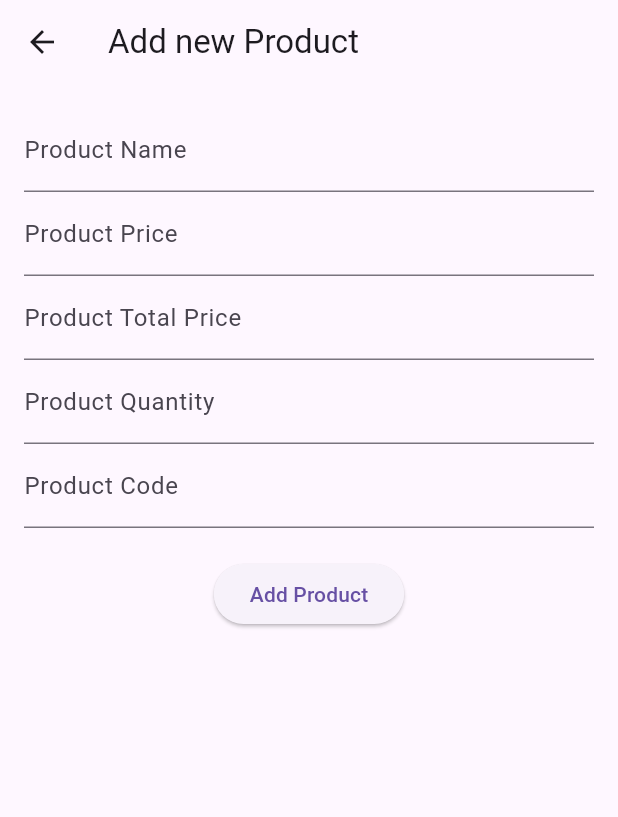
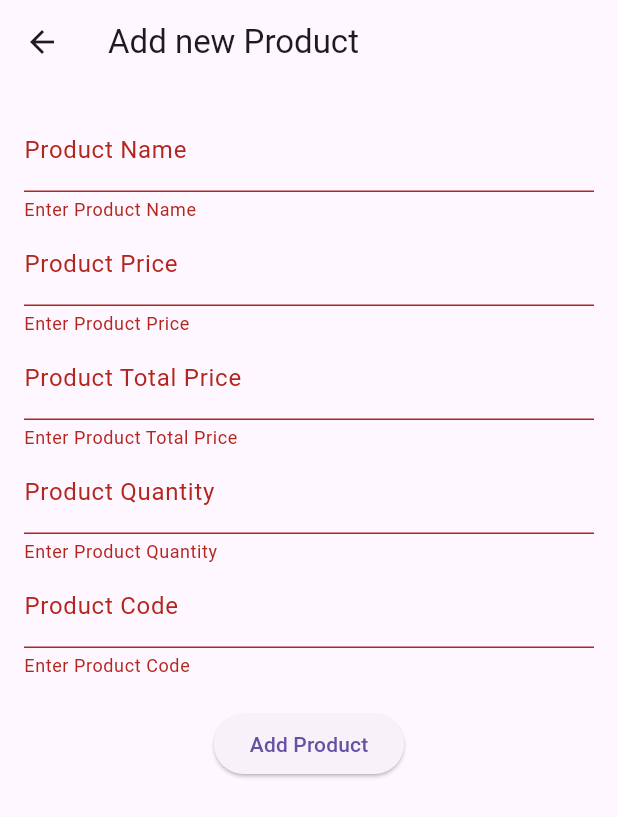
Before and after one commit to MahfuzAhmed28/flutter_practice_project, a Flutter app: the AddNewProductScreen screen opened by its route, after a tap on "Add Product", on a phone screen of 412 x 824 dp. Shown: the top 817 px of the screen. Run offline on Flutter 3.47's test engine with Material 3 defaults, Android fonts, the phone set to English and light mode, and no system bars; network calls fail.

```diff
--- /dev/null
+++ b/lib/models/product.dart
@@ -0,0 +1,12 @@
+class Product{
+  String? id;
+  String? productName;
+  String? productCode;
+  String? image;
+  String? unitPrice;
+  String? quantity;
+  String? totalPrice;
+  String? createdDate;
+
+  Product({this.id,this.productName,this.productCode,this.image,this.unitPrice,this.quantity,this.totalPrice,this.createdDate});
+}
--- a/lib/ui/screens/add_new_product_screen.dart
+++ b/lib/ui/screens/add_new_product_screen.dart
@@ -15,6 +15,8 @@ class _AddNewProductScreeState extends State<AddNewProductScreen> {
   final TextEditingController _imageTEController= TextEditingController();
   final TextEditingController _quantityTEController= TextEditingController();
   final TextEditingController _codeTEController= TextEditingController();
+
+  final GlobalKey<FormState> _formKey= GlobalKey<FormState>();
   @override
   Widget build(BuildContext context) {
     return Scaffold(
@@ -32,10 +34,12 @@ class _AddNewProductScreeState extends State<AddNewProductScreen> {
 
   Widget _buildProductForm() {
     return Form(
+      key: _formKey,
         child: Column(
           children: [
             TextFormField(
               controller: _nameTEController,
+              autovalidateMode: AutovalidateMode.onUserInteraction,
               decoration: InputDecoration(
                 hintText: 'Name',
                 labelText: 'Product Name',
@@ -49,6 +53,8 @@ class _AddNewProductScreeState extends State<AddNewProductScreen> {
             ),
             TextFormField(
               controller: _priceTEController,
+              autovalidateMode: AutovalidateMode.onUserInteraction,
+              keyboardType: TextInputType.number,
               decoration: InputDecoration(
                 hintText: 'Price',
                 labelText: 'Product Price',
@@ -62,6 +68,8 @@ class _AddNewProductScreeState extends State<AddNewProductScreen> {
             ),
             TextFormField(
               controller: _totalPriceTEController,
+              autovalidateMode: AutovalidateMode.onUserInteraction,
+              keyboardType: TextInputType.number,
               decoration: InputDecoration(
                 hintText: 'Total Price',
                 labelText: 'Product Total Price',
@@ -75,6 +83,8 @@ class _AddNewProductScreeState extends State<AddNewProductScreen> {
             ),
             TextFormField(
               controller: _quantityTEController,
+              autovalidateMode: AutovalidateMode.onUserInteraction,
+              keyboardType: TextInputType.number,
               decoration: InputDecoration(
                 hintText: 'Quantity',
                 labelText: 'Product Quantity',
@@ -88,6 +98,7 @@ class _AddNewProductScreeState extends State<AddNewProductScreen> {
             ),
             TextFormField(
               controller: _codeTEController,
+              autovalidateMode: AutovalidateMode.onUserInteraction,
               decoration: InputDecoration(
                 hintText: 'Code',
                 labelText: 'Product Code',
@@ -101,7 +112,14 @@ class _AddNewProductScreeState extends State<AddNewProductScreen> {
             ),
             //TextFormField(),
             SizedBox(height: 20,),
-            ElevatedButton(onPressed: () {}, child: Text('Add Product'))
+            ElevatedButton(
+              onPressed: ()
+              {
+                if(_formKey.currentState!.validate()){
+
+                }
+              },
+              child: Text('Add Product'))
           ],
         ),
       );
--- a/lib/ui/widgets/product_item.dart
+++ b/lib/ui/widgets/product_item.dart
@@ -2,23 +2,26 @@
 
 import 'package:flutter/material.dart';
 
+import '../../models/product.dart';
 import '../screens/update_product_screen.dart';
 
 class ProductItem extends StatelessWidget {
-  const ProductItem({super.key});
+  const ProductItem({super.key,required this.product});
+
+  final Product product;
 
   @override
   Widget build(BuildContext context) {
     return ListTile(
       //leading: Image.network('https://adminapi.applegadgetsbd.com/storage/media/large/iPhone-14-Starlight-8954.jpg'),
-      title: Text("Product Name"),
+      title: Text(product.productName ?? ''),
       subtitle: Column(
         crossAxisAlignment: CrossAxisAlignment.start,
         children: [
-          Text('Product Code: #CODE'),
-          Text('Product Quantity: 10'),
-          Text('Price: 75000'),
-          Text('Total Price: 750000'),
+          Text('Product Code: ${product.productCode ?? ''}'),
+          Text('Product Quantity: ${product.quantity ?? ''}'),
+          Text('Price: ${product.unitPrice ?? ''}'),
+          Text('Total Price: ${product.totalPrice ?? ''}'),
         ],
       ),
       trailing: Wrap(
--- a/pubspec.yaml
+++ b/pubspec.yaml
@@ -37,6 +37,7 @@ dependencies:
   cupertino_icons: ^1.0.8
   device_preview: ^1.2.0
   responsive_builder: ^0.7.1
+  http: ^1.2.2
 
 dev_dependencies:
   flutter_test:
```
Also changed, not shown: lib/ui/screens/product_list_screen.dart (+59 -6 lines), pubspec.lock.
